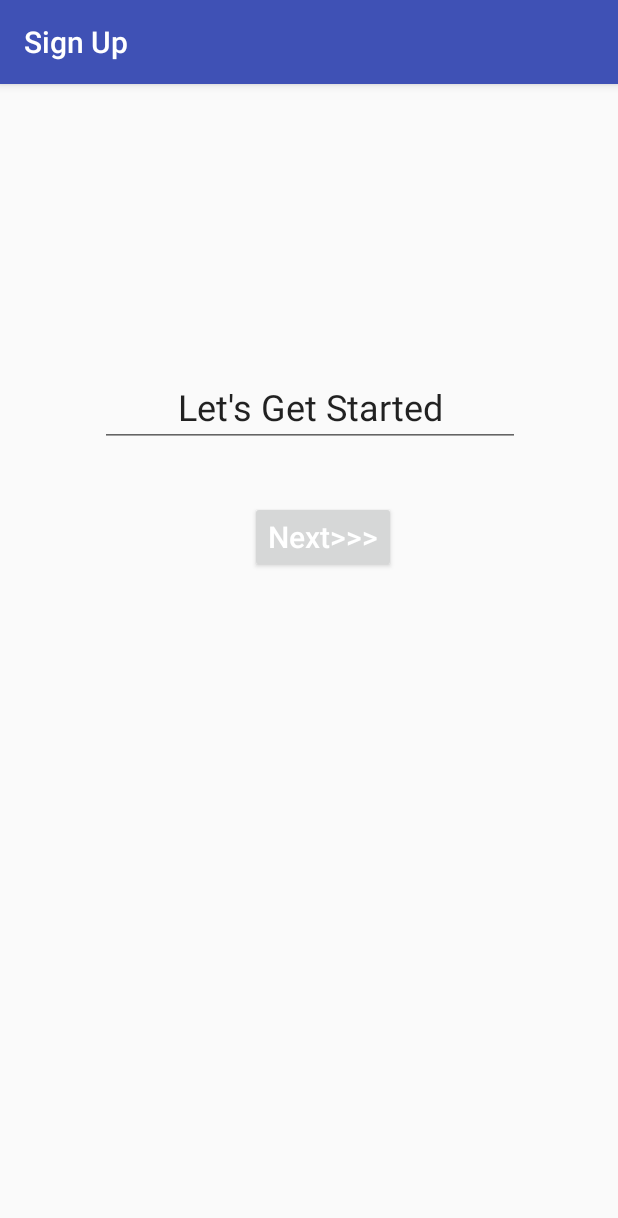
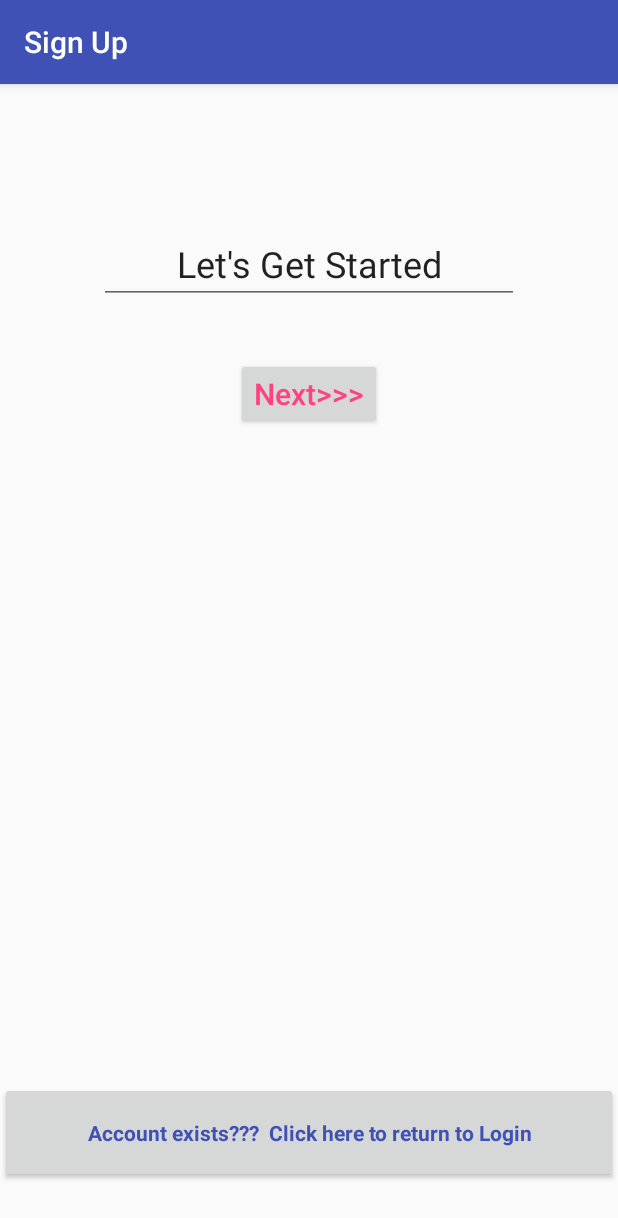
Before and after one commit to sgates1988/SendKeys, an Android app: the signUpActivity screen opened directly, with no data from a screen before it, on a phone screen of 412 x 824 dp. Shown: the top 1218 px of the screen. Run offline under Robolectric (Android 15) with nearby library versions, the phone set to English and light mode, and no system bars.

Commit message:
Added navigation from lets get start page to main

```diff
--- a/app/src/main/java/com/example/sg9065/sendkeys/layout/signUpActivity.java
+++ b/app/src/main/java/com/example/sg9065/sendkeys/layout/signUpActivity.java
@@ -27,6 +27,16 @@ public class signUpActivity extends AppCompatActivity {
                 Intent i = new Intent(signUpActivity.this, signUpForm.class);
                 startActivity(i);
             }
+
+        });
+
+         button = (Button) findViewById(R.id.returnToLogin);
+        button.setOnClickListener(new View.OnClickListener() {
+            @Override
+            public void onClick(View v) {
+                Intent i = new Intent(signUpActivity.this, MainActivity.class);
+                startActivity(i);
+            }
         });
     }
     }
--- a/app/src/main/res/layout/content_first.xml
+++ b/app/src/main/res/layout/content_first.xml
@@ -6,7 +6,9 @@
     android:layout_height="match_parent"
     app:layout_behavior="@string/appbar_scrolling_view_behavior"
     tools:context="com.example.sg9065.sendkeys.layout.signUpActivity"
-    tools:showIn="@layout/activity_first">
+    tools:showIn="@layout/activity_first"
+    tools:layout_editor_absoluteY="81dp"
+    tools:layout_editor_absoluteX="0dp">
 
 
     <Button
@@ -14,15 +16,16 @@
         style="@android:style/Widget.DeviceDefault.Button"
         android:layout_width="wrap_content"
         android:layout_height="wrap_content"
-        android:layout_marginEnd="148dp"
-        android:layout_marginRight="148dp"
-        android:onClick="signUpNext"
+        android:layout_marginTop="36dp"
         android:text="@string/next"
         android:textAppearance="@android:style/TextAppearance.DeviceDefault.Widget.ActionMode.Title.Inverse"
-        app:layout_constraintBottom_toBottomOf="parent"
+        android:textColor="@color/colorAccent"
+        app:layout_constraintLeft_toLeftOf="parent"
         app:layout_constraintRight_toRightOf="parent"
-        app:layout_constraintTop_toTopOf="parent"
-        app:layout_constraintVertical_bias="0.386" />
+        app:layout_constraintTop_toBottomOf="@+id/signUpIntro"
+        tools:layout_constraintLeft_creator="1"
+        tools:layout_constraintRight_creator="1"
+        tools:layout_constraintTop_creator="1" />
 
     <EditText
         android:id="@+id/signUpIntro"
@@ -33,12 +36,29 @@
         android:text="@string/let_s_get_started"
         android:textAlignment="center"
         android:textSize="24sp"
-        app:layout_constraintHorizontal_bias="0.505"
+        tools:layout_constraintTop_creator="1"
+        tools:layout_constraintRight_creator="1"
+        app:layout_constraintRight_toRightOf="parent"
+        android:layout_marginTop="93dp"
+        tools:layout_constraintLeft_creator="1"
         app:layout_constraintLeft_toLeftOf="parent"
+        app:layout_constraintTop_toTopOf="parent" />
+
+    <Button
+        android:id="@+id/returnToLogin"
+        style="@android:style/Widget.DeviceDefault.Button"
+        android:layout_width="0dp"
+        android:layout_height="67dp"
+        android:text="@string/return_to_login"
+        android:textAppearance="@android:style/TextAppearance.Holo.WindowTitle"
+        android:textColor="@color/colorPrimary"
+        android:layout_marginBottom="35dp"
+        app:layout_constraintLeft_toLeftOf="parent"
+        app:layout_constraintBottom_toBottomOf="parent"
         app:layout_constraintRight_toRightOf="parent"
+        app:layout_constraintHorizontal_bias="0.0"
         tools:layout_constraintRight_creator="1"
-        tools:layout_constraintBottom_creator="1"
-        app:layout_constraintBottom_toTopOf="@+id/signUpNextBtn"
-        tools:layout_constraintLeft_creator="1"
-        android:layout_marginBottom="36dp" />
+        tools:layout_constraintLeft_creator="1" />
+
+
 </android.support.constraint.ConstraintLayout>
--- a/app/src/main/res/values/colors.xml
+++ b/app/src/main/res/values/colors.xml
@@ -1,6 +1,6 @@
 <?xml version="1.0" encoding="utf-8"?>
 <resources>
-    <color name="colorPrimary">#3F51B5</color>
+    <color name="colorPrimary">#3f51b5</color>
     <color name="colorPrimaryDark">#303f9f</color>
     <color name="colorAccent">#ff4081</color>
 </resources>
--- a/app/src/main/res/values/strings.xml
+++ b/app/src/main/res/values/strings.xml
@@ -34,4 +34,5 @@
     <string name="phone_number">Phone Number</string>
     <string name="tell_us_about_you">Tell Us About You</string>
     <string name="submit">Submit</string>
+    <string name="return_to_login">Account exists??? <br/> Click here to return to Login</string>
 </resources>
```
